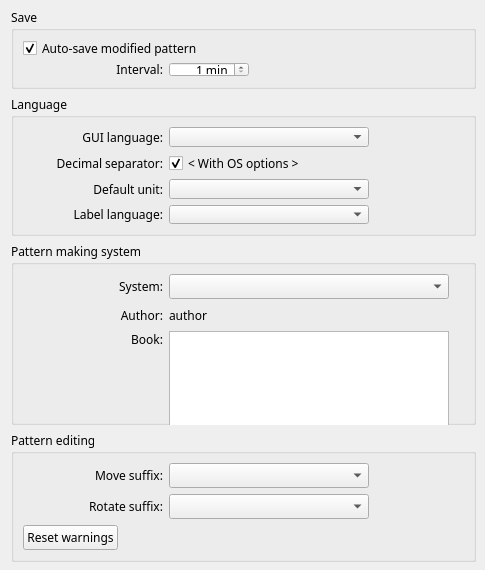
Before: the Qt Designer form src/app/seamly2d/dialogs/configpages/preferencesconfigurationpage.ui in FashionFreedom/Seamly2D, drawn with Qt 5.
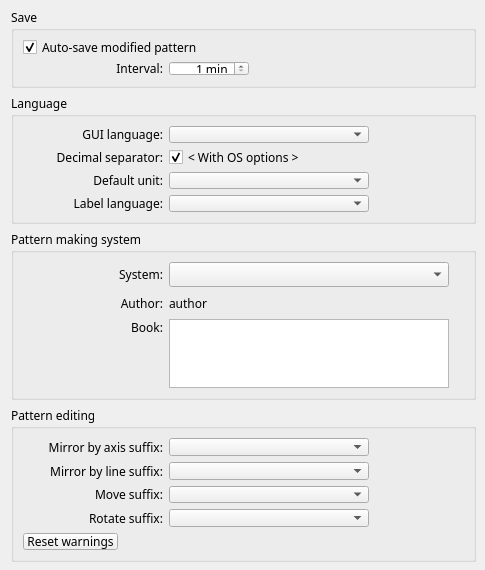
After: the same form once the commit is applied.

```diff
--- a/src/app/seamly2d/dialogs/configpages/preferencesconfigurationpage.ui
+++ b/src/app/seamly2d/dialogs/configpages/preferencesconfigurationpage.ui
@@ -198,7 +198,7 @@
       <item row="2" column="1">
        <widget class="QPlainTextEdit" name="systemBookValueLabel">
         <property name="sizePolicy">
-         <sizepolicy hsizetype="Fixed" vsizetype="Fixed">
+         <sizepolicy hsizetype="Fixed" vsizetype="Preferred">
           <horstretch>0</horstretch>
           <verstretch>0</verstretch>
          </sizepolicy>
@@ -206,7 +206,7 @@
         <property name="minimumSize">
          <size>
           <width>280</width>
-          <height>100</height>
+          <height>50</height>
          </size>
         </property>
         <property name="maximumSize">
@@ -488,7 +488,7 @@
      <property name="minimumSize">
       <size>
        <width>465</width>
-       <height>0</height>
+       <height>150</height>
       </size>
      </property>
      <property name="maximumSize">
@@ -507,6 +507,92 @@
       <string>Pattern editing</string>
      </property>
      <layout class="QVBoxLayout" name="verticalLayout">
+      <item>
+       <layout class="QHBoxLayout" name="horizontalLayout_4">
+        <item>
+         <widget class="QLabel" name="label_11">
+          <property name="minimumSize">
+           <size>
+            <width>140</width>
+            <height>0</height>
+           </size>
+          </property>
+          <property name="text">
+           <string>Mirror by axis suffix:</string>
+          </property>
+          <property name="alignment">
+           <set>Qt::AlignRight|Qt::AlignTrailing|Qt::AlignVCenter</set>
+          </property>
+         </widget>
+        </item>
+        <item>
+         <widget class="QComboBox" name="mirrorByAxisSuffix_ComboBox">
+          <property name="minimumSize">
+           <size>
+            <width>200</width>
+            <height>0</height>
+           </size>
+          </property>
+         </widget>
+        </item>
+        <item>
+         <spacer name="horizontalSpacer_7">
+          <property name="orientation">
+           <enum>Qt::Horizontal</enum>
+          </property>
+          <property name="sizeHint" stdset="0">
+           <size>
+            <width>40</width>
+            <height>20</height>
+           </size>
+          </property>
+         </spacer>
+        </item>
+       </layout>
+      </item>
+      <item>
+       <layout class="QHBoxLayout" name="horizontalLayout_5">
+        <item>
+         <widget class="QLabel" name="label_12">
+          <property name="minimumSize">
+           <size>
+            <width>140</width>
+            <height>0</height>
+           </size>
+          </property>
+          <property name="text">
+           <string>Mirror by line suffix:</string>
+          </property>
+          <property name="alignment">
+           <set>Qt::AlignRight|Qt::AlignTrailing|Qt::AlignVCenter</set>
+          </property>
+         </widget>
+        </item>
+        <item>
+         <widget class="QComboBox" name="mirrorByLineSuffix_ComboBox">
+          <property name="minimumSize">
+           <size>
+            <width>200</width>
+            <height>0</height>
+           </size>
+          </property>
+         </widget>
+        </item>
+        <item>
+         <spacer name="horizontalSpacer_8">
+          <property name="orientation">
+           <enum>Qt::Horizontal</enum>
+          </property>
+          <property name="sizeHint" stdset="0">
+           <size>
+            <width>40</width>
+            <height>20</height>
+           </size>
+          </property>
+         </spacer>
+        </item>
+       </layout>
+      </item>
       <item>
        <layout class="QHBoxLayout" name="horizontalLayout">
         <item>
```
